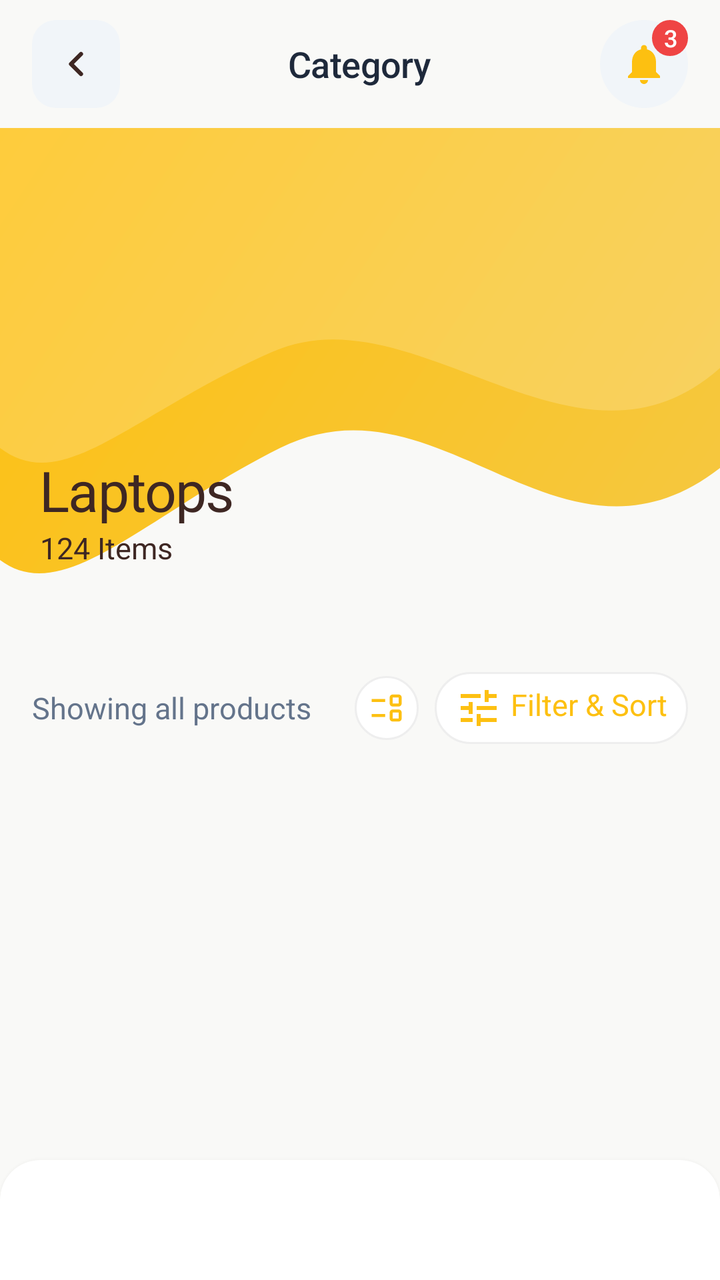
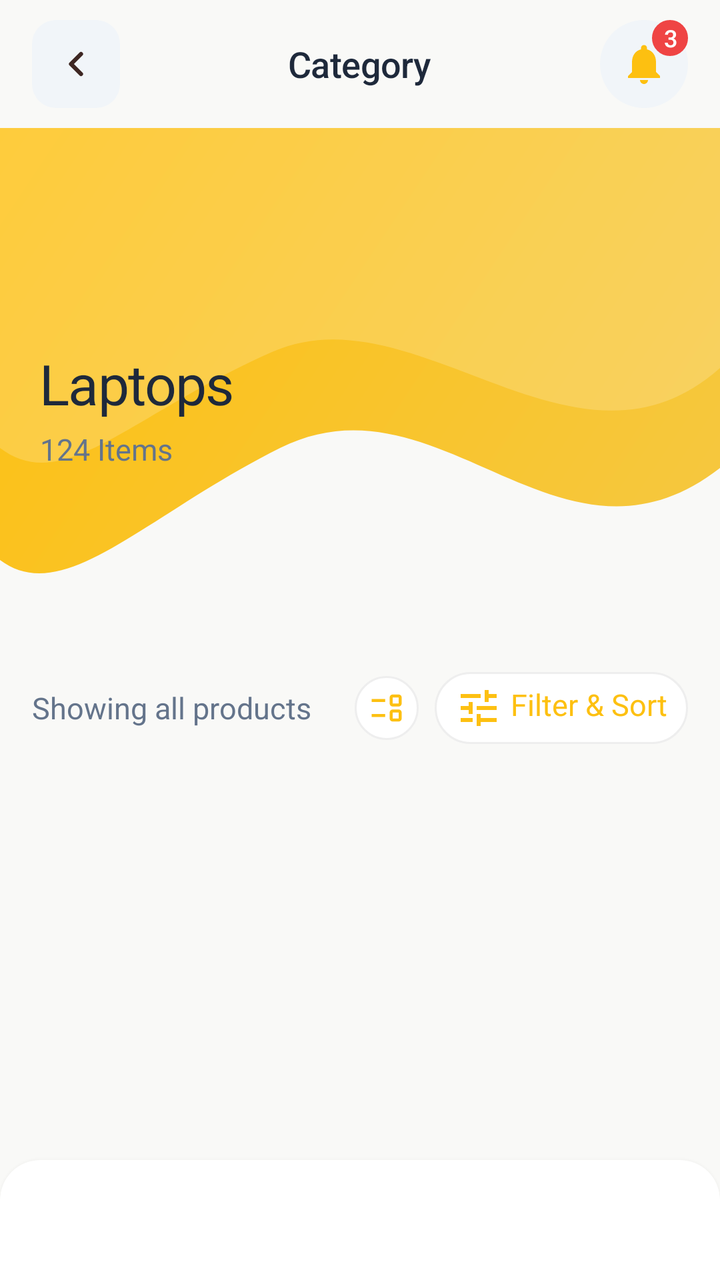

Compare the two renders of this Android layout. The source of the first and the diff that turns it into the second are given below.
<!-- AndroidManifest.xml: application theme Theme.BeckieDealApp -->
<!-- res/layout/activity_category_detail.xml -->
﻿<?xml version="1.0" encoding="utf-8"?>
<androidx.constraintlayout.widget.ConstraintLayout xmlns:android="http://schemas.android.com/apk/res/android"
    xmlns:app="http://schemas.android.com/apk/res-auto"
    xmlns:tools="http://schemas.android.com/tools"
    android:layout_width="match_parent"
    android:layout_height="match_parent"
    android:background="@color/background"
    android:fitsSystemWindows="true"
    tools:context=".CategoryDetailActivity">

    
    <com.google.android.material.appbar.MaterialToolbar
        android:id="@+id/topAppBar"
        android:layout_width="match_parent"
        android:layout_height="@dimen/toolbar_height"
        android:background="@android:color/transparent"
        app:contentInsetStart="0dp"
        app:elevation="0dp"
        app:layout_constraintTop_toTopOf="parent">

        <RelativeLayout
            android:layout_width="match_parent"
            android:layout_height="match_parent"
            android:paddingHorizontal="16dp">

            
            <ImageView
                android:id="@+id/backButton"
                android:layout_width="44dp"
                android:layout_height="44dp"
                android:layout_alignParentStart="true"
                android:layout_centerVertical="true"
                android:background="@drawable/form_field_background"
                android:padding="12dp"
                android:src="@drawable/ic_arrow_left"
                android:contentDescription="Back"
                app:tint="@color/dark_brown" />

            
            <TextView
                android:id="@+id/categoryTitleText"
                android:layout_width="wrap_content"
                android:layout_height="wrap_content"
                android:layout_centerInParent="true"
                android:text="Category"
                android:textAppearance="@style/TextAppearance.App.SectionHeader" />

            
            <RelativeLayout
                android:id="@+id/notificationContainer"
                android:layout_width="44dp"
                android:layout_height="44dp"
                android:layout_alignParentEnd="true"
                android:layout_centerVertical="true"
                android:background="@drawable/icon_button_circle_bg">

                <ImageView
                    android:id="@+id/notificationIcon"
                    android:layout_width="24dp"
                    android:layout_height="24dp"
                    android:layout_centerInParent="true"
                    android:src="@drawable/ic_notifications"
                    app:tint="@color/primary" />

                <TextView
                    android:id="@+id/notificationBadge"
                    android:layout_width="18dp"
                    android:layout_height="18dp"
                    android:layout_alignParentEnd="true"
                    android:layout_alignParentTop="true"
                    android:background="@drawable/badge_pill"
                    android:backgroundTint="@color/red_error"
                    android:gravity="center"
                    android:text="3"
                    android:textAppearance="@style/TextAppearance.App.Label"
                    android:textAllCaps="false"
                    android:textColor="@color/white_fixed"
                    android:visibility="visible" />
            </RelativeLayout>

        </RelativeLayout>
    </com.google.android.material.appbar.MaterialToolbar>

    
    <androidx.core.widget.NestedScrollView
        android:layout_width="match_parent"
        android:layout_height="0dp"
        android:fillViewport="true"
        app:layout_constraintTop_toTopOf="parent"
        app:layout_constraintBottom_toTopOf="@id/bottomNavGlassHost">

        <LinearLayout
            android:layout_width="match_parent"
            android:layout_height="wrap_content"
            android:orientation="vertical"
            android:paddingBottom="16dp">

            
            <Space
                android:layout_width="match_parent"
                android:layout_height="@dimen/toolbar_height" />

            
            <FrameLayout
                android:id="@+id/categoryHeroCard"
                android:layout_width="match_parent"
                android:layout_height="wrap_content">

                
                <ImageView
                    android:layout_width="match_parent"
                    android:layout_height="wrap_content"
                    android:adjustViewBounds="true"
                    android:importantForAccessibility="no"
                    android:scaleType="fitXY"
                    android:src="@drawable/bg_top_wave" />

                
                <LinearLayout
                    android:layout_width="match_parent"
                    android:layout_height="wrap_content"
                    android:layout_gravity="bottom"
                    android:orientation="vertical"
                    android:padding="20dp">

                    <TextView
                        android:id="@+id/heroTitle"
                        android:layout_width="wrap_content"
                        android:layout_height="wrap_content"
                        android:text="Laptops"
                        android:textAppearance="@style/TextAppearance.App.ScreenTitle"
                        android:textColor="@color/dark_brown" />

                    <TextView
                        android:id="@+id/heroSubtitle"
                        android:layout_width="wrap_content"
                        android:layout_height="wrap_content"
                        android:text="124 Items"
                        android:textAppearance="@style/TextAppearance.App.Body"
                        android:textColor="@color/dark_brown" />
                </LinearLayout>
            </FrameLayout>

            
            <HorizontalScrollView
                android:layout_width="match_parent"
                android:layout_height="wrap_content"
                android:scrollbars="none"
                android:paddingTop="16dp"
                android:paddingBottom="4dp">

                <LinearLayout
                    android:id="@+id/brandFilterContainer"
                    android:layout_width="wrap_content"
                    android:layout_height="wrap_content"
                    android:orientation="horizontal"
                    android:paddingStart="16dp"
                    android:paddingEnd="16dp" />
            </HorizontalScrollView>

            
            <LinearLayout
                android:id="@+id/resultsRow"
                android:layout_width="match_parent"
                android:layout_height="wrap_content"
                android:orientation="horizontal"
                android:gravity="center_vertical"
                android:paddingHorizontal="16dp"
                android:paddingTop="12dp"
                android:paddingBottom="4dp">

                <TextView
                    android:id="@+id/resultsLabel"
                    android:layout_width="0dp"
                    android:layout_height="wrap_content"
                    android:layout_weight="1"
                    android:text="Showing all products"
                    android:textAppearance="@style/TextAppearance.App.Body"
                    android:textColor="@color/text_secondary" />

                
                <RelativeLayout
                    android:id="@+id/viewModeButton"
                    android:layout_width="32dp"
                    android:layout_height="32dp"
                    android:layout_marginEnd="8dp"
                    android:background="@drawable/chip_unselected"
                    android:clickable="true"
                    android:focusable="true">

                    <ImageView
                        android:id="@+id/viewModeIcon"
                        android:layout_width="18dp"
                        android:layout_height="18dp"
                        android:layout_centerInParent="true"
                        android:src="@drawable/event_list_24"
                        app:tint="@color/primary" />

                </RelativeLayout>

                <TextView
                    android:id="@+id/sortButton"
                    android:layout_width="wrap_content"
                    android:layout_height="wrap_content"
                    android:clickable="true"
                    android:focusable="true"
                    android:drawableStart="@drawable/ic_filter"
                    android:drawablePadding="4dp"
                    android:text="Filter &amp; Sort"
                    android:textAppearance="@style/TextAppearance.App.CardPrice"
                    android:textColor="@color/primary"
                    android:paddingHorizontal="10dp"
                    android:paddingVertical="6dp"
                    android:background="@drawable/chip_unselected" />
            </LinearLayout>

            
            <GridLayout
                android:id="@+id/detailProductsGrid"
                android:layout_width="match_parent"
                android:layout_height="wrap_content"
                android:layout_marginTop="4dp"
                android:background="@color/border_color"
                android:columnCount="2" />

        </LinearLayout>
    </androidx.core.widget.NestedScrollView>

    
    <include layout="@layout/layout_bottom_nav" />

</androidx.constraintlayout.widget.ConstraintLayout>
<!-- res/layout/layout_bottom_nav.xml (included above) -->
<?xml version="1.0" encoding="utf-8"?>
<FrameLayout
    xmlns:android="http://schemas.android.com/apk/res/android"
    xmlns:app="http://schemas.android.com/apk/res-auto"
    android:id="@+id/bottomNavGlassHost"
    android:layout_width="0dp"
    android:layout_height="wrap_content"
    android:layout_marginStart="@dimen/bottom_nav_side_margin"
    android:layout_marginEnd="@dimen/bottom_nav_side_margin"
    android:layout_marginBottom="@dimen/bottom_nav_bottom_margin"
    android:background="@drawable/bottom_nav_glass_bg"
    android:clipToOutline="true"
    android:elevation="4dp"
    app:layout_constraintBottom_toBottomOf="parent"
    app:layout_constraintStart_toStartOf="parent"
    app:layout_constraintEnd_toEndOf="parent">

    <LinearLayout
        android:id="@+id/customBottomNav"
        android:layout_width="match_parent"
        android:layout_height="60dp"
        android:orientation="horizontal"
        android:gravity="center"
        android:paddingStart="12dp"
        android:paddingEnd="12dp"
        android:weightSum="5.5">

        
        <LinearLayout
            android:id="@+id/navItemHome"
            android:layout_width="0dp"
            android:layout_height="match_parent"
            android:layout_weight="1"
            android:gravity="center"
            android:orientation="horizontal"
            android:clickable="true"
            android:focusable="true"
            android:background="?attr/selectableItemBackgroundBorderless">

            <LinearLayout
                android:id="@+id/navPillHome"
                android:layout_width="wrap_content"
                android:layout_height="34dp"
                android:orientation="horizontal"
                android:gravity="center"
                android:paddingStart="8dp"
                android:paddingEnd="8dp"
                android:background="@drawable/nav_pill_background">

                <ImageView
                    android:id="@+id/navIconHome"
                    android:layout_width="20dp"
                    android:layout_height="20dp"
                    android:src="@drawable/bottom_nav_home_icon"
                    android:scaleType="fitCenter" />

                <TextView
                    android:id="@+id/navLabelHome"
                    android:layout_width="wrap_content"
                    android:layout_height="wrap_content"
                    android:layout_marginStart="5dp"
                    android:text="Home"
                    android:textSize="11sp"
                    android:textStyle="bold"
                    android:visibility="gone"
                    android:alpha="0"
                    android:includeFontPadding="false" />
            </LinearLayout>
        </LinearLayout>

        
        <LinearLayout
            android:id="@+id/navItemCategories"
            android:layout_width="0dp"
            android:layout_height="match_parent"
            android:layout_weight="1"
            android:gravity="center"
            android:orientation="horizontal"
            android:clickable="true"
            android:focusable="true"
            android:background="?attr/selectableItemBackgroundBorderless">

            <LinearLayout
                android:id="@+id/navPillCategories"
                android:layout_width="wrap_content"
                android:layout_height="34dp"
                android:orientation="horizontal"
                android:gravity="center"
                android:paddingStart="8dp"
                android:paddingEnd="8dp"
                android:background="@drawable/nav_pill_background">

                <ImageView
                    android:id="@+id/navIconCategories"
                    android:layout_width="20dp"
                    android:layout_height="20dp"
                    android:src="@drawable/bottom_nav_categories_icon"
                    android:scaleType="fitCenter" />

                <TextView
                    android:id="@+id/navLabelCategories"
                    android:layout_width="wrap_content"
                    android:layout_height="wrap_content"
                    android:layout_marginStart="5dp"
                    android:text="Categories"
                    android:textSize="11sp"
                    android:textStyle="bold"
                    android:visibility="gone"
                    android:alpha="0"
                    android:includeFontPadding="false"
                    android:maxLines="1" />
            </LinearLayout>
        </LinearLayout>

        
        <LinearLayout
            android:id="@+id/navItemWishlist"
            android:layout_width="0dp"
            android:layout_height="match_parent"
            android:layout_weight="1"
            android:gravity="center"
            android:orientation="horizontal"
            android:clickable="true"
            android:focusable="true"
            android:background="?attr/selectableItemBackgroundBorderless">

            <LinearLayout
                android:id="@+id/navPillWishlist"
                android:layout_width="wrap_content"
                android:layout_height="34dp"
                android:orientation="horizontal"
                android:gravity="center"
                android:paddingStart="8dp"
                android:paddingEnd="8dp"
                android:background="@drawable/nav_pill_background">

                <ImageView
                    android:id="@+id/navIconWishlist"
                    android:layout_width="20dp"
                    android:layout_height="20dp"
                    android:src="@drawable/bottom_nav_favorites_icon"
                    android:scaleType="fitCenter" />

                <TextView
                    android:id="@+id/navLabelWishlist"
                    android:layout_width="wrap_content"
                    android:layout_height="wrap_content"
                    android:layout_marginStart="5dp"
                    android:text="Wishlist"
                    android:textSize="11sp"
                    android:textStyle="bold"
                    android:visibility="gone"
                    android:alpha="0"
                    android:includeFontPadding="false"
                    android:maxLines="1" />
            </LinearLayout>
        </LinearLayout>

        
        <LinearLayout
            android:id="@+id/navItemCart"
            android:layout_width="0dp"
            android:layout_height="match_parent"
            android:layout_weight="1"
            android:gravity="center"
            android:orientation="horizontal"
            android:clickable="true"
            android:focusable="true"
            android:background="?attr/selectableItemBackgroundBorderless">

            <LinearLayout
                android:id="@+id/navPillCart"
                android:layout_width="wrap_content"
                android:layout_height="34dp"
                android:orientation="horizontal"
                android:gravity="center"
                android:paddingStart="8dp"
                android:paddingEnd="8dp"
                android:background="@drawable/nav_pill_background">

                <ImageView
                    android:id="@+id/navIconCart"
                    android:layout_width="20dp"
                    android:layout_height="20dp"
                    android:src="@drawable/bottom_nav_cart_icon"
                    android:scaleType="fitCenter" />

                
                <FrameLayout
                    android:layout_width="wrap_content"
                    android:layout_height="wrap_content"
                    android:layout_marginStart="-6dp"
                    android:layout_marginTop="-4dp">
                    
                    <TextView
                        android:id="@+id/cartBadge"
                        android:layout_width="16dp"
                        android:layout_height="16dp"
                        android:background="@drawable/badge_pill"
                        android:backgroundTint="@color/primary"
                        android:textSize="9sp"
                        android:textStyle="bold"
                        android:textColor="@color/white_fixed"
                        android:visibility="gone"
                        android:includeFontPadding="false"
                        android:gravity="center" />
                </FrameLayout>

                <TextView
                    android:id="@+id/navLabelCart"
                    android:layout_width="wrap_content"
                    android:layout_height="wrap_content"
                    android:layout_marginStart="5dp"
                    android:text="Cart"
                    android:textSize="11sp"
                    android:textStyle="bold"
                    android:visibility="gone"
                    android:alpha="0"
                    android:includeFontPadding="false" />
            </LinearLayout>
        </LinearLayout>

        
        <LinearLayout
            android:id="@+id/navItemAccount"
            android:layout_width="0dp"
            android:layout_height="match_parent"
            android:layout_weight="1"
            android:gravity="center"
            android:orientation="horizontal"
            android:clickable="true"
            android:focusable="true"
            android:background="?attr/selectableItemBackgroundBorderless">

            <LinearLayout
                android:id="@+id/navPillAccount"
                android:layout_width="wrap_content"
                android:layout_height="34dp"
                android:orientation="horizontal"
                android:gravity="center"
                android:paddingStart="8dp"
                android:paddingEnd="8dp"
                android:background="@drawable/nav_pill_background">

                <ImageView
                    android:id="@+id/navIconAccount"
                    android:layout_width="20dp"
                    android:layout_height="20dp"
                    android:src="@drawable/bottom_nav_account_icon"
                    android:scaleType="fitCenter" />

                <TextView
                    android:id="@+id/navLabelAccount"
                    android:layout_width="wrap_content"
                    android:layout_height="wrap_content"
                    android:layout_marginStart="5dp"
                    android:text="Account"
                    android:textSize="11sp"
                    android:textStyle="bold"
                    android:visibility="gone"
                    android:alpha="0"
                    android:includeFontPadding="false" />
            </LinearLayout>
        </LinearLayout>

    </LinearLayout>

</FrameLayout>
<!-- resources referenced by this layout -->
<resources>
  <color name="background">#F9F9F7</color>
  <color name="border_color">#E2E8F0</color>
  <color name="dark_brown">#3E2723</color>
  <color name="primary">#FDC011</color>
  <color name="red_error">#EF4444</color>
  <color name="text_secondary">#64748B</color>
  <color name="white_fixed">#FFFFFF</color>
  <dimen name="bottom_nav_bottom_margin">0dp</dimen>
  <dimen name="bottom_nav_side_margin">0dp</dimen>
  <dimen name="toolbar_height">64dp</dimen>
  <!-- drawable form_field_background (drawable) -->
  <?xml version="1.0" encoding="utf-8"?>
  <shape xmlns:android="http://schemas.android.com/apk/res/android">
      <solid android:color="@color/input_background" />
      <corners android:radius="12dp" />
  </shape>
  <!-- drawable icon_button_circle_bg (drawable) -->
  <?xml version="1.0" encoding="utf-8"?>
  <shape xmlns:android="http://schemas.android.com/apk/res/android"
      android:shape="oval">
      <solid android:color="@color/input_background" />
  </shape>
  <style name="TextAppearance.App.CardPrice" parent="TextAppearance.Material3.BodyLarge">
          <item name="android:fontFamily">@font/synonym_semibold</item>
          <item name="android:textSize">15sp</item>
          <item name="android:letterSpacing">0</item>
          <item name="android:textColor">@color/text_primary</item>
      </style>
  <style name="Theme.BeckieDealApp" parent="Base.Theme.BeckieDealApp">
          <item name="buttonStyle">@style/Widget.App.Button</item>
          <item name="materialButtonStyle">@style/Widget.App.Button</item>
      </style>
  <color name="surface">#FFFFFF</color>
  <color name="nav_surface">#FFFFFF</color>
  <dimen name="chip_stroke_width">1dp</dimen>
  <dimen name="chip_pill_radius">20dp</dimen>
  <color name="input_background">#F1F5F9</color>
  <color name="text_primary">#1E293B</color>
  <style name="Widget.App.Button" parent="Widget.Material3.Button">
          <item name="shapeAppearance">@style/ShapeAppearance.App.Button.Pill</item>
          <item name="android:textAppearance">@style/TextAppearance.App.Button</item>
      </style>
  <color name="on_primary">#FFFFFF</color>
  <color name="primary_container">#FDC011</color>
  <color name="on_primary_container">#582200</color>
  <color name="on_surface">#251913</color>
  <style name="TextAppearance.App.ProductName" parent="TextAppearance.Material3.HeadlineSmall">
          <item name="android:fontFamily">@font/amulya_bold</item>
          <item name="android:textSize">24sp</item>
          <item name="android:letterSpacing">-0.02</item>
          <item name="android:textColor">@color/text_primary</item>
      </style>
  <style name="TextAppearance.App.PriceHero" parent="TextAppearance.Material3.TitleLarge">
          <item name="android:fontFamily">@font/amulya_bold</item>
          <item name="android:textSize">22sp</item>
          <item name="android:letterSpacing">-0.01</item>
          <item name="android:textColor">@color/text_primary</item>
      </style>
  <style name="TextAppearance.App.CardProductName" parent="TextAppearance.Material3.BodyLarge">
          <item name="android:fontFamily">@font/synonym_medium</item>
          <item name="android:textSize">15sp</item>
          <item name="android:letterSpacing">0</item>
          <item name="android:textColor">@color/text_primary</item>
      </style>
  <style name="TextAppearance.App.Button" parent="TextAppearance.Material3.LabelLarge">
          <item name="android:fontFamily">@font/synonym_semibold</item>
          <item name="android:textSize">15sp</item>
          <item name="android:letterSpacing">0.01</item>
          <item name="android:textAllCaps">false</item>
      </style>
  <style name="ShapeAppearance.App.Button.Pill" parent="">
          <item name="cornerFamily">rounded</item>
          <item name="cornerSize">50%</item>
      </style>
  <color name="nav_indicator_fill">#FFF1EB</color>
  <style name="ShapeAppearance.App.BottomNav.ActiveIndicator" parent="">
          <item name="cornerFamily">rounded</item>
          <item name="cornerSize">50%</item>
      </style>
  <!-- unchanged entries left out for length: 43 -->
</resources>

<!-- the commit's change to res/layout/activity_category_detail.xml (unified diff, before → after) -->
@@ -86,7 +86,7 @@
         android:layout_width="match_parent"
         android:layout_height="0dp"
         android:fillViewport="true"
-        app:layout_constraintTop_toTopOf="parent"
+        app:layout_constraintTop_toBottomOf="@id/topAppBar"
         app:layout_constraintBottom_toTopOf="@id/bottomNavGlassHost">
 
         <LinearLayout
@@ -96,11 +96,6 @@
             android:paddingBottom="16dp">
 
             
-            <Space
-                android:layout_width="match_parent"
-                android:layout_height="@dimen/toolbar_height" />
-
-            
             <FrameLayout
                 android:id="@+id/categoryHeroCard"
                 android:layout_width="match_parent"
@@ -119,9 +114,11 @@
                 <LinearLayout
                     android:layout_width="match_parent"
                     android:layout_height="wrap_content"
-                    android:layout_gravity="bottom"
+                    android:layout_gravity="center_vertical"
                     android:orientation="vertical"
-                    android:padding="20dp">
+                    android:paddingHorizontal="20dp"
+                    android:paddingTop="80dp"
+                    android:paddingBottom="40dp">
 
                     <TextView
                         android:id="@+id/heroTitle"
@@ -129,15 +126,16 @@
                         android:layout_height="wrap_content"
                         android:text="Laptops"
                         android:textAppearance="@style/TextAppearance.App.ScreenTitle"
-                        android:textColor="@color/dark_brown" />
+                        android:textColor="@color/text_primary" />
 
                     <TextView
                         android:id="@+id/heroSubtitle"
                         android:layout_width="wrap_content"
                         android:layout_height="wrap_content"
+                        android:layout_marginTop="4dp"
                         android:text="124 Items"
                         android:textAppearance="@style/TextAppearance.App.Body"
-                        android:textColor="@color/dark_brown" />
+                        android:textColor="@color/text_secondary" />
                 </LinearLayout>
             </FrameLayout>
 
